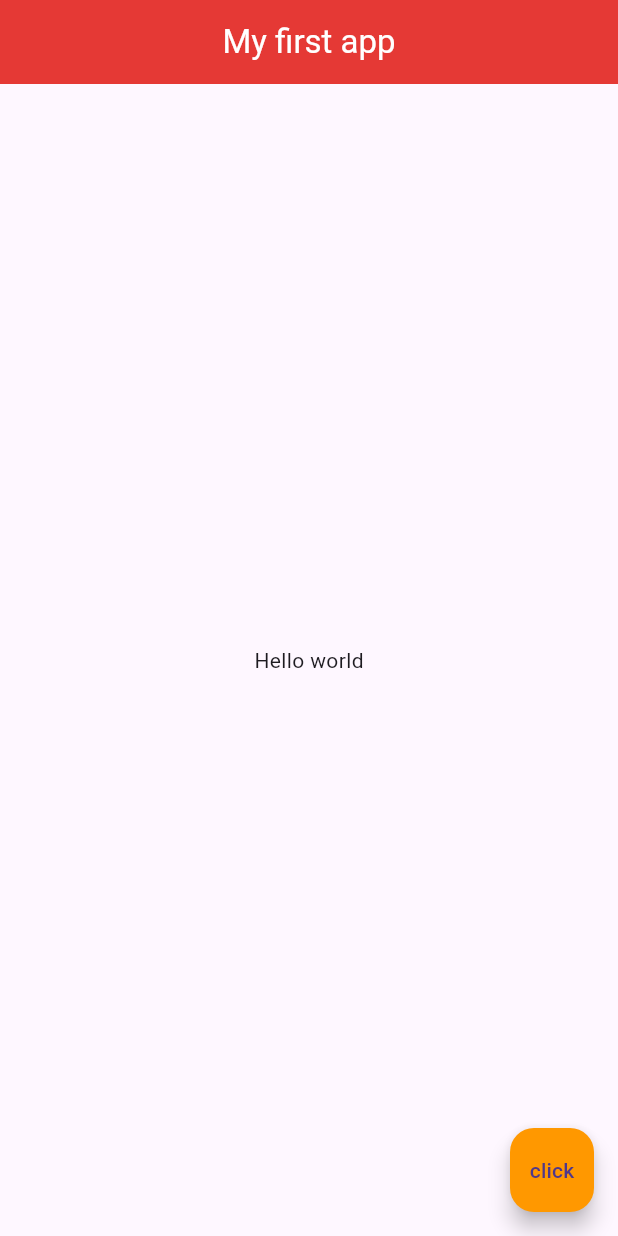
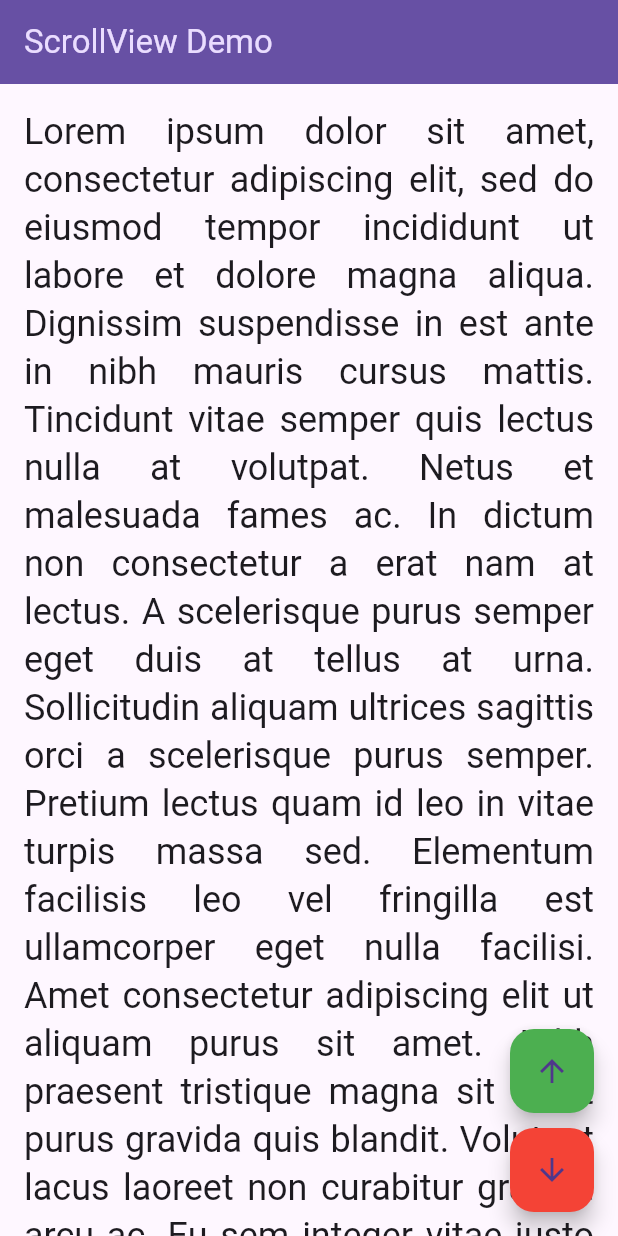
Before and after one commit to N-K-L1/flutter_application, a Flutter app: the screen it shows after launch, on a phone screen of 412 x 824 dp. Run offline on Flutter 3.47's test engine with Material 3 defaults, Android fonts, the phone set to English and light mode, and no system bars.

Commit message:
Done scroll_view_demo.dart as exercise in class

```diff
--- /dev/null
+++ b/lib/week08/scroll_view_demo.dart
@@ -0,0 +1,88 @@
+import 'package:flutter/material.dart';
+
+class ScrollviewDemo extends StatefulWidget {
+  const ScrollviewDemo({super.key});
+
+  @override
+  State<ScrollviewDemo> createState() => _ScrollviewDemoState();
+}
+
+class _ScrollviewDemoState extends State<ScrollviewDemo> {
+  // Create a ScrollController instance
+  final ScrollController _scrollController = ScrollController();
+
+  // Method to scroll to the top (position 0.0)
+  void _scrollToTop() {
+    if (_scrollController.hasClients) {
+      // _scrollController.jumpTo(0.0);
+      _scrollController.animateTo(
+        0.0,
+        duration: const Duration(milliseconds: 600),
+        curve: Curves.fastOutSlowIn,
+      );
+    }
+  }
+
+  // Method to scroll to the bottom (maxScrollExtent)
+  void _scrollToBottom() {
+    if (_scrollController.hasClients) {
+      // _scrollController.jumpTo(_scrollController.position.maxScrollExtent);
+      _scrollController.animateTo(
+        _scrollController.position.maxScrollExtent,
+        duration: const Duration(milliseconds: 600),
+        curve: Curves.fastOutSlowIn,
+      );
+    }
+  }
+
+  @override
+  void dispose() {
+    _scrollController.dispose();
+    super.dispose();
+  }
+
+  @override
+  Widget build(BuildContext context) {
+    return Scaffold(
+      appBar: AppBar(
+        title: Text(
+          'ScrollView Demo',
+          style: TextStyle(
+            color: Theme.of(context).colorScheme.primaryContainer,
+          ),
+        ),
+        backgroundColor: Theme.of(context).colorScheme.primary,
+      ),
+      body: SingleChildScrollView(
+        padding: const EdgeInsets.all(16),
+        controller: _scrollController,
+        child: Text(
+          'Lorem ipsum dolor sit amet, consectetur adipiscing elit, sed do eiusmod tempor incididunt ut labore et dolore magna aliqua. Dignissim suspendisse in est ante in nibh mauris cursus mattis. Tincidunt vitae semper quis lectus nulla at volutpat. Netus et malesuada fames ac. In dictum non consectetur a erat nam at lectus. A scelerisque purus semper eget duis at tellus at urna. Sollicitudin aliquam ultrices sagittis orci a scelerisque purus semper. Pretium lectus quam id leo in vitae turpis massa sed. Elementum facilisis leo vel fringilla est ullamcorper eget nulla facilisi. Amet consectetur adipiscing elit ut aliquam purus sit amet. Nibh praesent tristique magna sit amet purus gravida quis blandit. Volutpat lacus laoreet non curabitur gravida arcu ac. Eu sem integer vitae justo eget magna fermentum. Tortor at risus viverra adipiscing at in tellus integer feugiat. Non sodales neque sodales ut etiam sit amet nisl. Cras fermentum odio eu feugiat pretium. Blandit massa enim nec dui nunc mattis enim ut tellus. Sagittis vitae et leo duis. Adipiscing commodo elit at imperdiet dui accumsan sit amet.',
+          style: Theme.of(context).textTheme.headlineSmall,
+          textAlign: TextAlign.justify,
+        ),
+      ),
+      floatingActionButton: Column(
+        mainAxisAlignment: MainAxisAlignment.end,
+        children: [
+          // Scroll to Top FAB
+          FloatingActionButton(
+            // heroTag is used to identify the FAB when we have multiple FABs
+            heroTag: 'topBtn',
+            onPressed: _scrollToTop,
+            backgroundColor: Colors.green,
+            child: const Icon(Icons.arrow_upward),
+          ),
+          const SizedBox(height: 10),
+          // Scroll to Bottom FAB
+          FloatingActionButton(
+            heroTag: 'bottomBtn',
+            onPressed: _scrollToBottom,
+            backgroundColor: Colors.red,
+            child: const Icon(Icons.arrow_downward),
+          ),
+        ],
+      ),
+    );
+  }
+}
```
Also changed, not shown: lib/main.dart (+2 -18 lines), lib/week08/tab_demo.dart (added, +10 -0 lines).
